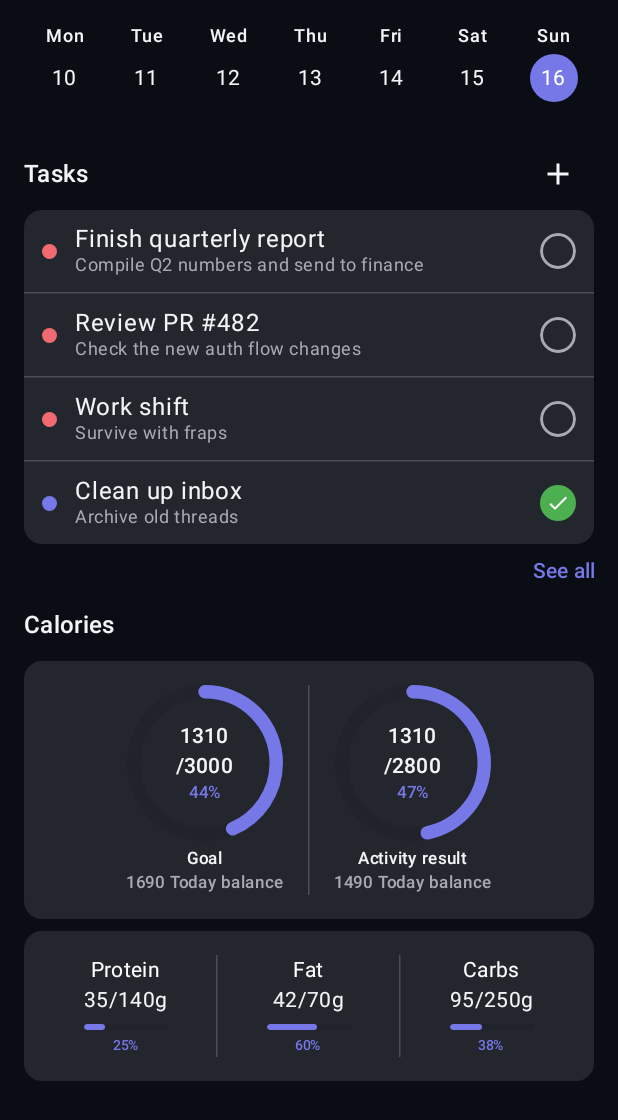
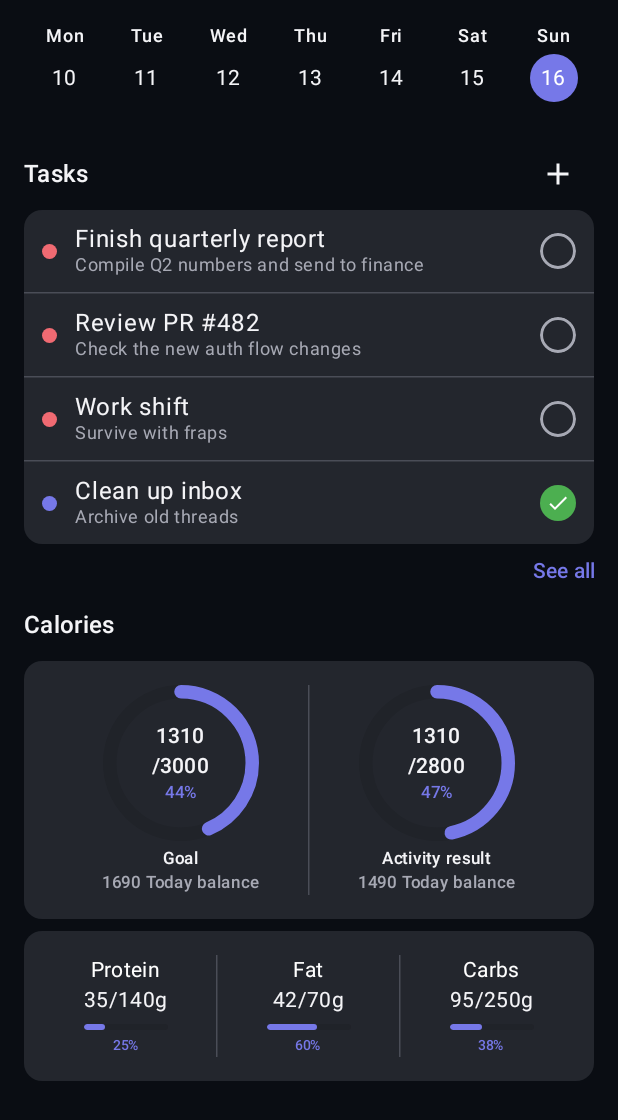
Before and after one commit to PLDima/TaskCal, an Android app built with Jetpack Compose: the composable TodayScreen shown on its own in the app's theme, on a phone screen of 412 x 824 dp. Shown: the top 1120 px of the screen. Run offline under Robolectric (Android 15) with nearby library versions, the phone set to English and light mode, and no system bars; our stand-ins replace Dagger/Hilt's generated code; libraries missing offline, so code that uses them is left out: androidx.hilt.lifecycle.

Commit message:
TKC - 6 - Today screen small ui fix

```diff
--- a/app/src/main/java/inc/dimasic/taskcal/ui/screens/uiViews/CaloriesSection.kt
+++ b/app/src/main/java/inc/dimasic/taskcal/ui/screens/uiViews/CaloriesSection.kt
@@ -62,7 +62,12 @@ fun CaloriesSection(
                     total = calories.caloriesGoal,
                     caption = "Goal",
                 )
-                VerticalDivider(modifier = Modifier.fillMaxHeight(), color = ItemSplitter)
+                VerticalDivider(
+                    modifier = Modifier
+                        .fillMaxHeight()
+                        .padding(horizontal = 16.dp),
+                    color = ItemSplitter
+                )
                 CaloriesProgress(
                     used = calories.caloriesUsed,
                     total = calories.caloriesBurned,
@@ -87,7 +92,9 @@ fun CaloriesSection(
                     modifier = Modifier.weight(1f),
                 )
                 VerticalDivider(
-                    modifier = Modifier.fillMaxHeight().padding(horizontal = 8.dp),
+                    modifier = Modifier
+                        .fillMaxHeight()
+                        .padding(horizontal = 8.dp),
                     color = ItemSplitter,
                 )
                 MacroRow(
@@ -97,7 +104,9 @@ fun CaloriesSection(
                     modifier = Modifier.weight(1f),
                 )
                 VerticalDivider(
-                    modifier = Modifier.fillMaxHeight().padding(horizontal = 8.dp),
+                    modifier = Modifier
+                        .fillMaxHeight()
+                        .padding(horizontal = 8.dp),
                     color = ItemSplitter,
                 )
                 MacroRow(
```
